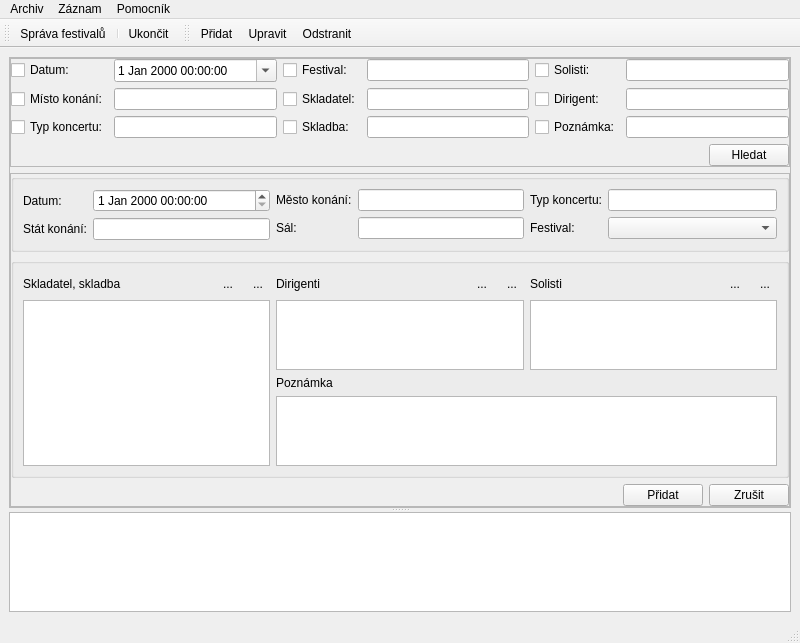
Before: the Qt Designer form mainform.ui in osense/fb-archive, drawn with Qt 5.
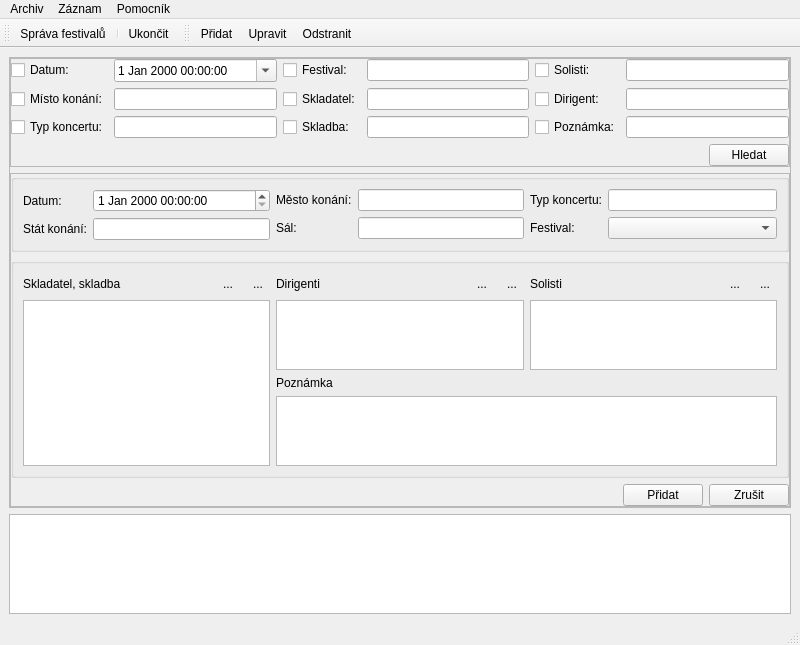
After: the same form once the commit is applied. Icons and pictures are not drawn.

Diff of the .ui file:
```diff
--- a/mainform.ui
+++ b/mainform.ui
@@ -16,10 +16,6 @@
   <widget class="QWidget" name="centralwidget">
    <layout class="QGridLayout" name="gridLayout_12">
     <item row="0" column="0">
-     <widget class="QSplitter" name="splitter">
-      <property name="orientation">
-       <enum>Qt::Vertical</enum>
-      </property>
       <widget class="QFrame" name="frame">
        <property name="frameShape">
         <enum>QFrame::StyledPanel</enum>
@@ -531,7 +527,15 @@
         </item>
        </layout>
       </widget>
+    </item>
+    <item row="1" column="0">
       <widget class="QTableView" name="tableView">
+      <property name="minimumSize">
+       <size>
+        <width>0</width>
+        <height>100</height>
+       </size>
+      </property>
        <property name="editTriggers">
         <set>QAbstractItemView::NoEditTriggers</set>
        </property>
@@ -556,7 +560,6 @@
        <attribute name="verticalHeaderVisible">
         <bool>false</bool>
        </attribute>
-      </widget>
      </widget>
     </item>
    </layout>
```
Left out of the diff: 27 changed lines with no effect on the pictures. Lines whose indentation alone changed are shown as unchanged.
